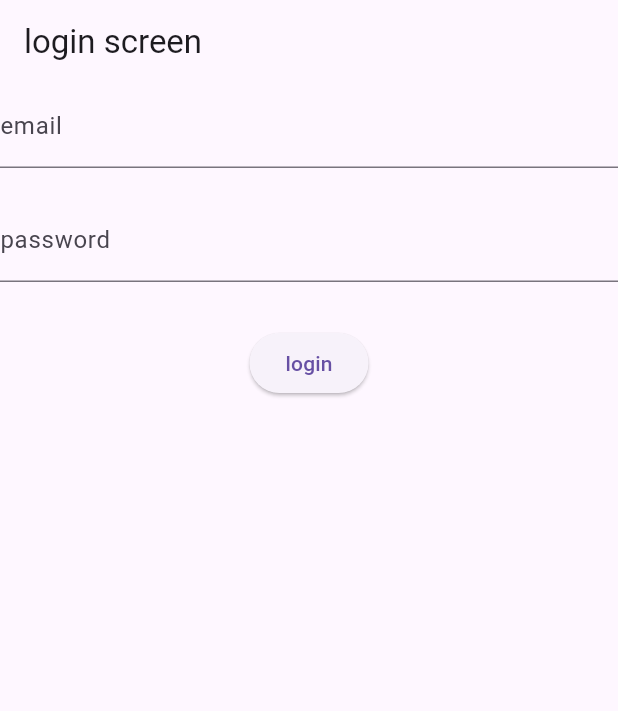
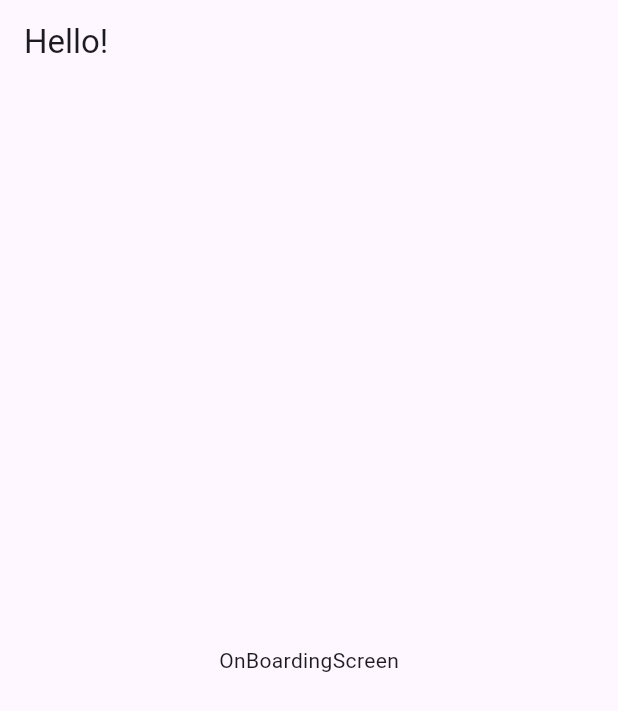
Before and after one commit to mohammednajy/CarAds_App, a Flutter app: the screen it shows after launch, on a phone screen of 412 x 824 dp. Shown: the top 711 px of the screen. Run offline on Flutter 3.47's test engine with Material 3 defaults, Android fonts, the phone set to English and light mode, and no system bars; our stand-ins replace easy_localization, flutter_riverpod.

Commit message:
setup the router for the app

```diff
--- /dev/null
+++ b/lib/carAdd.dart
@@ -0,0 +1,28 @@
+import 'package:car_ads_app/core/router/router.dart';
+import 'package:car_ads_app/core/router/routes_name.dart';
+import 'package:car_ads_app/core/theme/dark_theme.dart';
+import 'package:car_ads_app/core/theme/light_theme.dart';
+import 'package:car_ads_app/core/theme/theme_provider.dart';
+import 'package:easy_localization/easy_localization.dart';
+import 'package:flutter/material.dart';
+import 'package:flutter_riverpod/flutter_riverpod.dart';
+
+class CarAdsApp extends ConsumerWidget {
+  const CarAdsApp({super.key});
+
+  @override
+  Widget build(BuildContext context, WidgetRef ref) {
+    final themeManager = ref.watch(themeManagerProvider);
+    return MaterialApp(
+      debugShowCheckedModeBanner: false,
+      localizationsDelegates: context.localizationDelegates,
+      supportedLocales: context.supportedLocales,
+      locale: context.locale,
+      darkTheme: darkTheme,
+      themeMode: themeManager,
+      onGenerateRoute: onGenerateRoute,
+      initialRoute: RoutesName.onboarding,
+      theme: lightTheme,
+    );
+  }
+}
--- /dev/null
+++ b/lib/core/router/router.dart
@@ -0,0 +1,17 @@
+import 'package:car_ads_app/core/router/routes_name.dart';
+import 'package:car_ads_app/features/onboarding/presentation/screens/onboarding_screen.dart';
+import 'package:flutter/material.dart';
+
+Route<dynamic>? onGenerateRoute(RouteSettings settings) {
+  switch (settings.name) {
+    case RoutesName.onboarding:
+      return MaterialPageRoute(
+        builder: (context) => const OnBoardingScreen(),
+      );
+
+    default:
+      return MaterialPageRoute(
+        builder: (context) => const Text('wrong path'),
+      );
+  }
+}
--- /dev/null
+++ b/lib/core/router/routes_name.dart
@@ -0,0 +1,4 @@
+class RoutesName {
+  RoutesName._();
+  static const String onboarding = '/';
+}
--- /dev/null
+++ b/lib/features/onboarding/presentation/screens/onboarding_screen.dart
@@ -0,0 +1,20 @@
+import 'package:car_ads_app/core/localization/locale_keys.g.dart';
+
+import 'package:easy_localization/easy_localization.dart';
+import 'package:flutter/material.dart';
+import 'package:flutter_riverpod/flutter_riverpod.dart';
+
+class OnBoardingScreen extends ConsumerWidget {
+  const OnBoardingScreen({super.key});
+  @override
+  Widget build(BuildContext context, WidgetRef ref) {
+    return Scaffold(
+      appBar: AppBar(
+        title: Text(LocaleKeys.hello.tr()),
+      ),
+      body: const Center(
+        child: Text('OnBoardingScreen'),
+      ),
+    );
+  }
+}
```
Also changed, not shown: lib/core/router/router_extention.dart (added, +29 -0 lines), lib/features/auth/presentation/screens/login_screen.dart (+3 -8 lines), lib/main.dart (+3 -56 lines), 1 other file.
